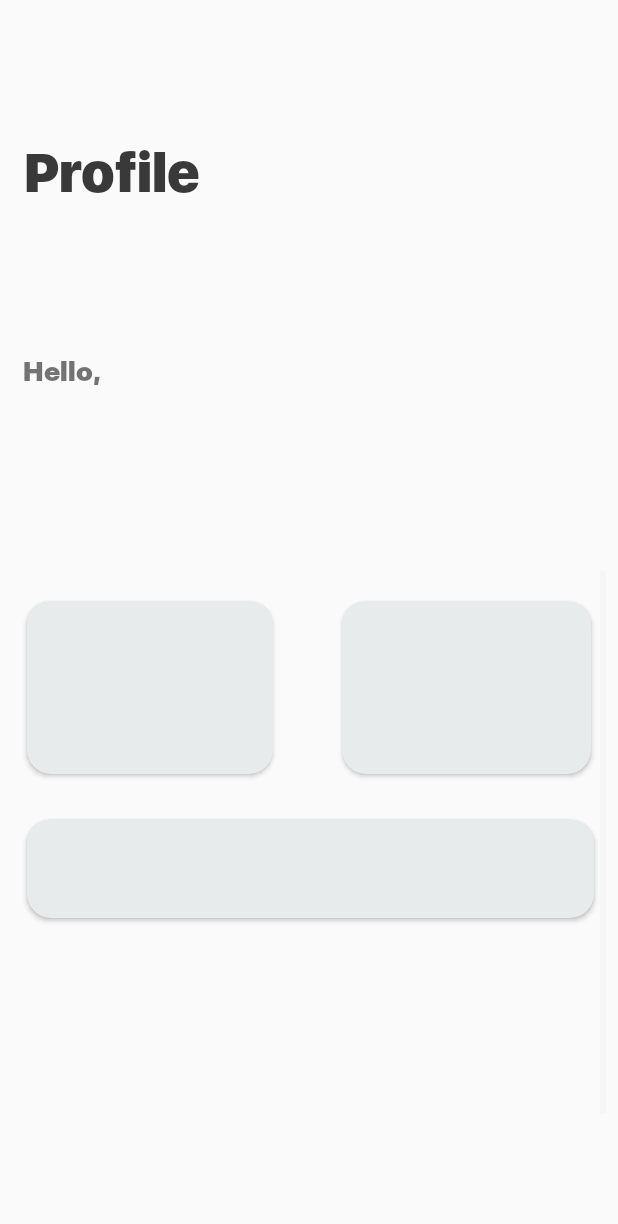
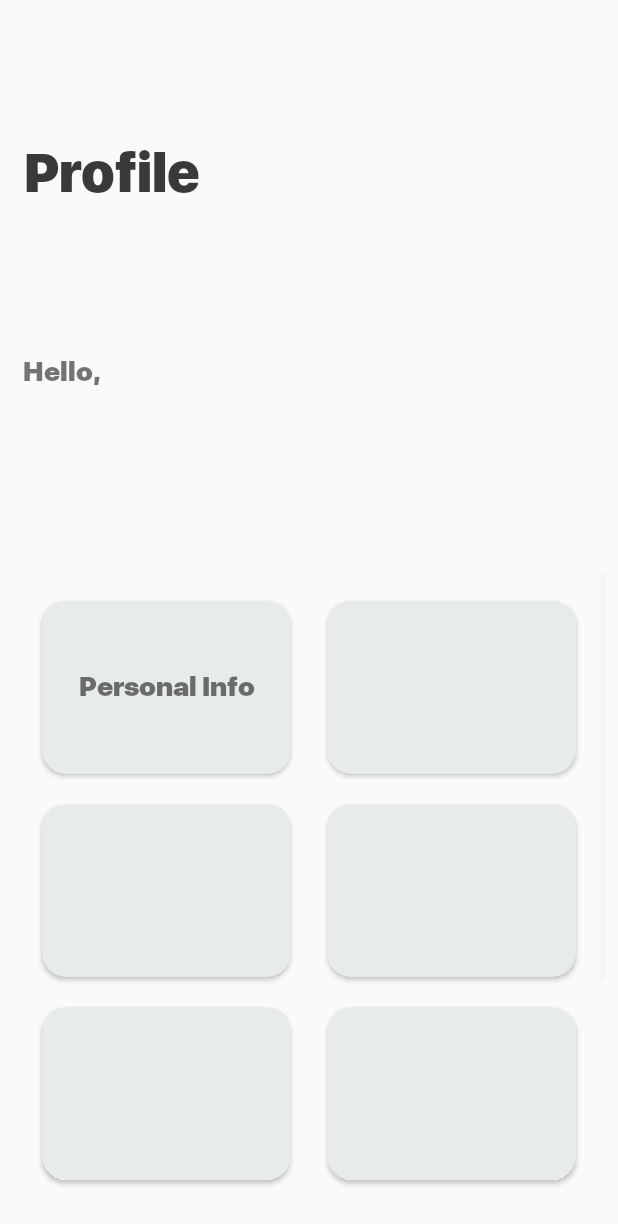
Before and after one commit to JeanpaulRazzouk/UPay, an Android app: the Profile screen opened directly, with no data from a screen before it, on a phone screen of 412 x 824 dp. Shown: the top 1224 px of the screen. Run offline under Robolectric (Android 15) with nearby library versions, the phone set to English and light mode, and no system bars; our stand-ins replace Firebase (no records; nobody signed in at launch, a user with empty details on screens opened directly).

Commit message:
profile change

```diff
--- a/UPay/app/src/main/java/com/example/upay/Profile.java
+++ b/UPay/app/src/main/java/com/example/upay/Profile.java
@@ -43,7 +43,6 @@ import java.util.ArrayList;
 public class Profile extends AppCompatActivity {
   TextView textView;
   TextView textView2;
-  TextView textView3;
   ImageButton imageButton;
     //
     Uri link;
@@ -59,7 +58,6 @@ public class Profile extends AppCompatActivity {
         //
         textView = findViewById(R.id.textView);
         textView2 = findViewById(R.id.textView7);
-        textView3 = findViewById(R.id.textView8);
         imageButton = findViewById(R.id.imageButton);
         imageButton.setClipToOutline(true);
         //
@@ -81,7 +79,6 @@ public class Profile extends AppCompatActivity {
             Shader shader = new LinearGradient(180,220,0,textView.getLineHeight(),
                    Color.parseColor("#2196F3"), Color.parseColor("#D267E4"), Shader.TileMode.REPEAT);
             textView2.getPaint().setShader(shader);
-            textView3.setText("\n"+user.getEmail());
         }
     }
 
@@ -151,6 +148,10 @@ public class Profile extends AppCompatActivity {
         startActivity(i, ActivityOptions.makeSceneTransitionAnimation(this).toBundle());
     }
 
+    public void Pers_info(View view){
+
+    }
+
     public void GetImage() throws Exception {
         StorageReference storageRef = storageReference.child("images/" +user.getUid());
         final File localFile = File.createTempFile("images", "jpg");
--- a/UPay/app/src/main/res/layout/activity_profile.xml
+++ b/UPay/app/src/main/res/layout/activity_profile.xml
@@ -86,9 +86,45 @@
             <androidx.cardview.widget.CardView
                 android:layout_width="match_parent"
                 android:layout_height="115dp"
-                android:layout_marginStart="10dp"
+                android:layout_marginStart="20dp"
                 android:layout_marginTop="20dp"
-                android:layout_marginEnd="222dp"
+                android:layout_marginEnd="210dp"
+                app:cardBackgroundColor="#E8EBEC"
+                app:cardCornerRadius="16dp"
+                app:layout_constraintBottom_toBottomOf="parent"
+                app:layout_constraintEnd_toEndOf="parent"
+                app:layout_constraintTop_toTopOf="parent"
+                app:layout_constraintVertical_bias="0.432" >
+
+                <TextView
+                    android:id="@+id/textView8"
+                    android:layout_width="match_parent"
+                    android:layout_height="match_parent"
+                    android:fontFamily="@font/sf_ui_display_black"
+                    android:gravity="center"
+                    android:text="@string/pers_info"
+                    android:textSize="18sp" />
+
+                <ImageButton
+                    android:id="@+id/pers_info_btn"
+                    android:layout_width="match_parent"
+                    android:layout_height="115dp"
+                    android:layout_gravity="bottom"
+                    android:layout_marginStart="0dp"
+                    android:layout_marginTop="50dp"
+                    android:layout_marginEnd="0dp"
+                    android:layout_marginBottom="0dp"
+                    android:background="@null"
+                    android:onClick="Pers_info" />
+
+            </androidx.cardview.widget.CardView>
+
+            <androidx.cardview.widget.CardView
+                android:layout_width="match_parent"
+                android:layout_height="115dp"
+                android:layout_marginStart="210dp"
+                android:layout_marginTop="-115dp"
+                android:layout_marginEnd="20dp"
                 app:cardBackgroundColor="#E8EBEC"
                 app:cardCornerRadius="16dp"
                 app:layout_constraintBottom_toBottomOf="parent"
@@ -99,9 +135,9 @@
             <androidx.cardview.widget.CardView
                 android:layout_width="match_parent"
                 android:layout_height="115dp"
-                android:layout_marginStart="220dp"
-                android:layout_marginTop="-115dp"
-                android:layout_marginEnd="10dp"
+                android:layout_marginStart="20dp"
+                android:layout_marginTop="20dp"
+                android:layout_marginEnd="210dp"
                 app:cardBackgroundColor="#E8EBEC"
                 app:cardCornerRadius="16dp"
                 app:layout_constraintBottom_toBottomOf="parent"
@@ -111,28 +147,42 @@
 
             <androidx.cardview.widget.CardView
                 android:layout_width="match_parent"
-                android:layout_height="66dp"
-                android:layout_marginStart="10dp"
-                android:layout_marginTop="30dp"
-                android:layout_marginEnd="8dp"
+                android:layout_height="115dp"
+                android:layout_marginStart="210dp"
+                android:layout_marginTop="-115dp"
+                android:layout_marginEnd="20dp"
                 app:cardBackgroundColor="#E8EBEC"
                 app:cardCornerRadius="16dp"
                 app:layout_constraintBottom_toBottomOf="parent"
                 app:layout_constraintEnd_toEndOf="parent"
                 app:layout_constraintTop_toTopOf="parent"
-                app:layout_constraintVertical_bias="0.608">
+                app:layout_constraintVertical_bias="0.432" />
 
-                <TextView
-                    android:id="@+id/textView8"
-                    android:layout_width="match_parent"
-                    android:layout_height="match_parent"
-                    android:fontFamily="@font/sf_ui_display_black"
-                    android:text="TextView"
-                    android:textAlignment="center"
-                    android:textDirection="anyRtl"
-                    android:textSize="20sp" />
-            </androidx.cardview.widget.CardView>
+            <androidx.cardview.widget.CardView
+                android:layout_width="match_parent"
+                android:layout_height="115dp"
+                android:layout_marginStart="20dp"
+                android:layout_marginTop="20dp"
+                android:layout_marginEnd="210dp"
+                app:cardBackgroundColor="#E8EBEC"
+                app:cardCornerRadius="16dp"
+                app:layout_constraintBottom_toBottomOf="parent"
+                app:layout_constraintEnd_toEndOf="parent"
+                app:layout_constraintTop_toTopOf="parent"
+                app:layout_constraintVertical_bias="0.432" />
 
+            <androidx.cardview.widget.CardView
+                android:layout_width="match_parent"
+                android:layout_height="115dp"
+                android:layout_marginStart="210dp"
+                android:layout_marginTop="-115dp"
+                android:layout_marginEnd="20dp"
+                app:cardBackgroundColor="#E8EBEC"
+                app:cardCornerRadius="16dp"
+                app:layout_constraintBottom_toBottomOf="parent"
+                app:layout_constraintEnd_toEndOf="parent"
+                app:layout_constraintTop_toTopOf="parent"
+                app:layout_constraintVertical_bias="0.432" />
 
             <androidx.cardview.widget.CardView
                 android:id="@+id/log_out"
@@ -173,6 +223,43 @@
 
             </androidx.cardview.widget.CardView>
 
+            <androidx.cardview.widget.CardView
+                android:layout_width="match_parent"
+                android:layout_height="match_parent" />
+
+            <androidx.cardview.widget.CardView
+                android:layout_width="match_parent"
+                android:layout_height="match_parent" />
+
+            <androidx.cardview.widget.CardView
+                android:layout_width="match_parent"
+                android:layout_height="match_parent" />
+
+            <androidx.cardview.widget.CardView
+                android:layout_width="match_parent"
+                android:layout_height="match_parent" />
+
+            <androidx.cardview.widget.CardView
+                android:layout_width="match_parent"
+                android:layout_height="match_parent" />
+
+            <androidx.cardview.widget.CardView
+                android:layout_width="match_parent"
+                android:layout_height="match_parent" />
+
+            <androidx.cardview.widget.CardView
+                android:layout_width="match_parent"
+                android:layout_height="match_parent" />
+
+            <androidx.cardview.widget.CardView
+                android:layout_width="match_parent"
+                android:layout_height="match_parent" />
+
+            <androidx.cardview.widget.CardView
+                android:layout_width="match_parent"
+                android:layout_height="match_parent" />
+
         </LinearLayout>
     </ScrollView>
+
 </androidx.constraintlayout.widget.ConstraintLayout>
--- a/UPay/app/src/main/res/values/strings.xml
+++ b/UPay/app/src/main/res/values/strings.xml
@@ -32,5 +32,6 @@
     <string name="profile">Profile</string>
     <!-- TODO: Remove or change this placeholder text -->
     <string name="hello_blank_fragment">Hello blank fragment</string>
+    <string name="pers_info">Personal Info</string>
 
 </resources>
```
